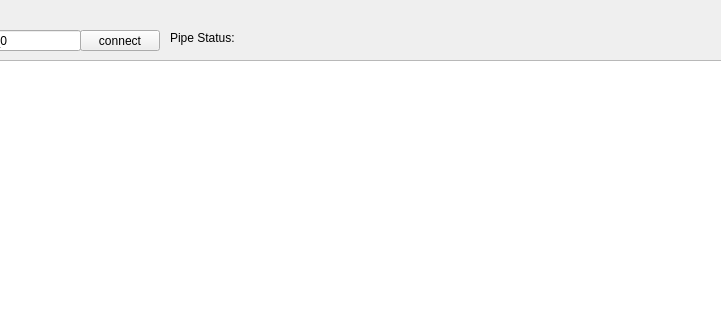
The window that resources/MainWindow.ui (xamlo721/QtPipeSniffer) describes before a commit, drawn with Qt 5; both pictures show x 140 to 861 and y 0 to 320 of the 1057 by 873 pixel window.
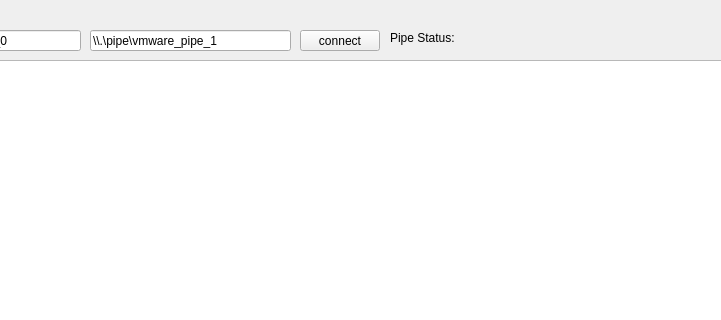
The same window after the commit.

Commit message: Add second Pipe for sniffering

```diff
--- a/resources/MainWindow.ui
+++ b/resources/MainWindow.ui
@@ -30,7 +30,7 @@
    <widget class="QPushButton" name="PipeConnectPushButton">
     <property name="geometry">
      <rect>
-      <x>220</x>
+      <x>440</x>
       <y>30</y>
       <width>80</width>
       <height>21</height>
@@ -56,7 +56,7 @@
    <widget class="QLabel" name="PipeStatusLabel">
     <property name="geometry">
      <rect>
-      <x>310</x>
+      <x>530</x>
       <y>30</y>
       <width>251</width>
       <height>16</height>
@@ -79,6 +79,19 @@
      <string>Clear</string>
     </property>
    </widget>
+   <widget class="QLineEdit" name="PipeNameDstLineEdit">
+    <property name="geometry">
+     <rect>
+      <x>230</x>
+      <y>30</y>
+      <width>201</width>
+      <height>21</height>
+     </rect>
+    </property>
+    <property name="text">
+     <string>\\.\pipe\vmware_pipe_1</string>
+    </property>
+   </widget>
   </widget>
  </widget>
  <resources/>
```
Left out of the diff: 2 changed lines with no effect on the pictures. The commit also changes 4 other files.
